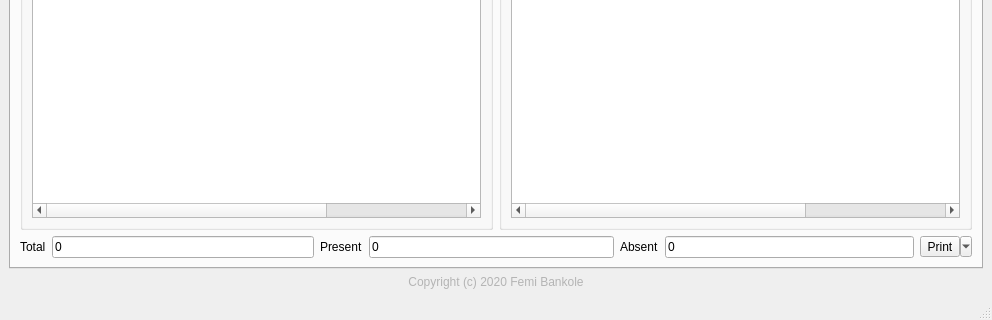
Qt form ui/xrecog.ui (iTranscend/xRecog) before a commit; both pictures show x 0 to 992 and y 307 to 627 of the 992 by 627 pixel window.
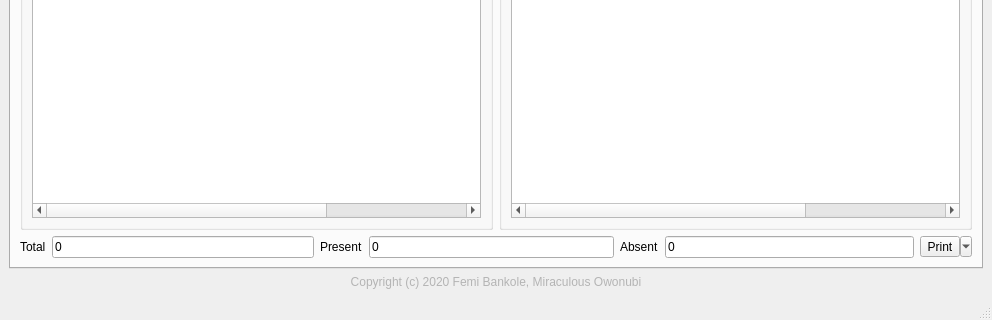
The same form after that commit. Icons and pictures are not drawn.

Commit message: Credit where credit's due

```diff
--- a/ui/xrecog.ui
+++ b/ui/xrecog.ui
@@ -44,7 +44,7 @@
        <string notr="true">color: rgb(180, 180, 180);</string>
       </property>
       <property name="text">
-       <string>Copyright (c) 2020 Femi Bankole</string>
+       <string>Copyright (c) 2020 Femi Bankole, Miraculous Owonubi</string>
       </property>
       <property name="alignment">
        <set>Qt::AlignCenter</set>
```
The commit also changes 2 other files.
